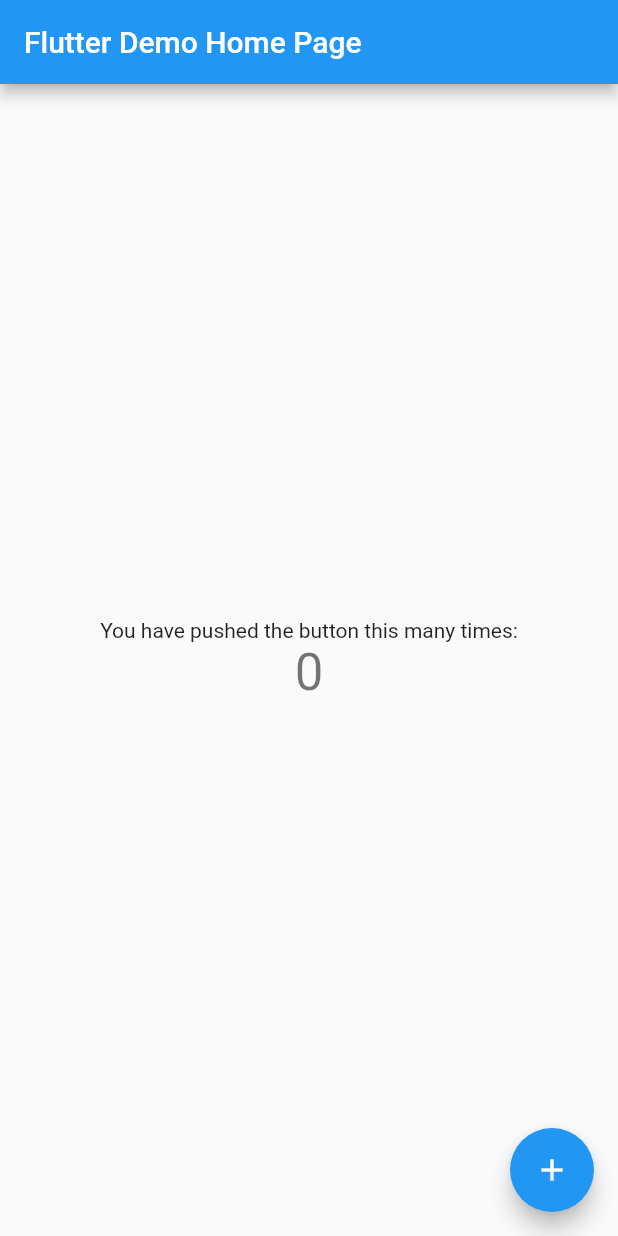
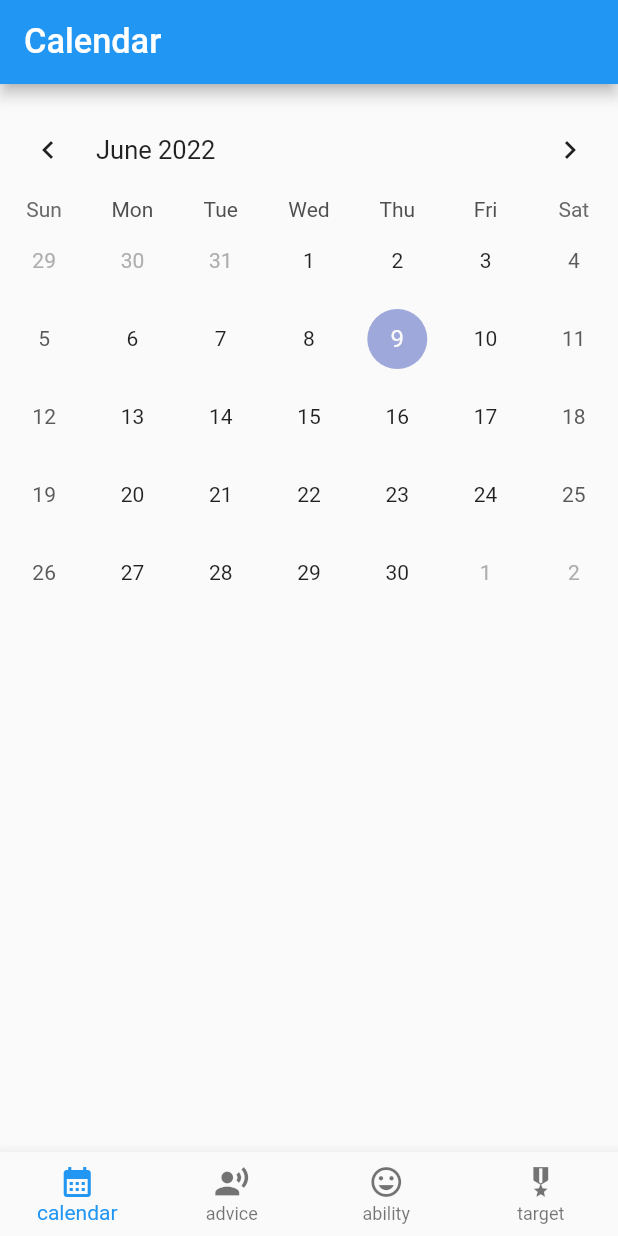
Before and after one commit to solevin/training_note, a Flutter app: the screen it shows after launch, on a phone screen of 412 x 824 dp. Run offline on Flutter 3.47's test engine with Material 2 defaults, Android fonts, the phone set to English and light mode, and no system bars; drawn by our look-alikes of table_calendar; our stand-ins replace flutter_screenutil, hooks_riverpod.

Commit message:
#1:各ページの作成

```diff
--- /dev/null
+++ b/lib/ability/ability_page.dart
@@ -0,0 +1,9 @@
+import 'package:flutter/material.dart';
+import 'package:flutter_screenutil/flutter_screenutil.dart';
+
+Widget abilityPage() {
+  return Padding(
+    padding: EdgeInsets.fromLTRB(0, 10.h, 0, 0),
+    child: Container(),
+  );
+}
--- /dev/null
+++ b/lib/advice/advice_page.dart
@@ -0,0 +1,9 @@
+import 'package:flutter/material.dart';
+import 'package:flutter_screenutil/flutter_screenutil.dart';
+
+Widget advicePage() {
+  return Padding(
+    padding: EdgeInsets.fromLTRB(0, 10.h, 0, 0),
+    child: Container(),
+  );
+}
--- /dev/null
+++ b/lib/calendar/calendar.dart
@@ -0,0 +1,22 @@
+import 'package:flutter/material.dart';
+import 'package:flutter_screenutil/flutter_screenutil.dart';
+import 'package:table_calendar/table_calendar.dart';
+
+Widget calendarPage() {
+  DateTime focusedDay = DateTime.now();
+  return Column(
+    children: [
+      Padding(
+        padding: EdgeInsets.fromLTRB(0, 10.h, 0, 0),
+        child: TableCalendar(
+          firstDay: DateTime.utc(2020, 1, 1),
+          lastDay: DateTime.utc(2050, 12, 31),
+          focusedDay: focusedDay,
+          headerStyle: const HeaderStyle(
+            formatButtonVisible: false,
+          ),
+        ),
+      ),
+    ],
+  );
+}
--- /dev/null
+++ b/lib/home/home_page.dart
@@ -0,0 +1,66 @@
+import 'package:flutter/material.dart';
+import 'package:flutter_screenutil/flutter_screenutil.dart';
+import 'package:table_calendar/table_calendar.dart';
+import 'package:training_note/ability/ability_page.dart';
+import 'package:training_note/advice/advice_page.dart';
+import 'package:training_note/calendar/calendar.dart';
+import 'package:training_note/target/target_page.dart';
+import 'package:hooks_riverpod/hooks_riverpod.dart';
+
+final indexProvider = StateProvider<int>((ref) => 0);
+
+class HomePage extends HookConsumerWidget {
+  static Route<dynamic> route() {
+    return MaterialPageRoute<dynamic>(
+      builder: (_) => const HomePage(),
+    );
+  }
+
+  const HomePage({Key? key}) : super(key: key);
+  @override
+  Widget build(BuildContext context, WidgetRef ref) {
+    DateTime focusedDay = DateTime.now();
+    final int count = ref.watch(indexProvider);
+    final List<Widget> pages = [
+      calendarPage(),
+      advicePage(),
+      abilityPage(),
+      targetPage()
+    ];
+    final List<String> titles = ['Calendar', 'Advice', 'Ability', 'Target'];
+    return Scaffold(
+      appBar: AppBar(
+        title: Text(
+          titles[count],
+          style: TextStyle(fontSize: 20.sp),
+        ),
+      ),
+      body: pages[count],
+      bottomNavigationBar: BottomNavigationBar(
+        type: BottomNavigationBarType.fixed,
+        items: const [
+          BottomNavigationBarItem(
+            icon: Icon(Icons.calendar_month),
+            label: 'calendar',
+          ),
+          BottomNavigationBarItem(
+            icon: Icon(Icons.record_voice_over),
+            label: 'advice',
+          ),
+          BottomNavigationBarItem(
+            icon: Icon(Icons.tag_faces),
+            label: 'ability',
+          ),
+          BottomNavigationBarItem(
+            icon: Icon(Icons.military_tech),
+            label: 'target',
+          )
+        ],
+        onTap: (int index) {
+          ref.read(indexProvider.notifier).state = index;
+        },
+        currentIndex: count,
+      ),
+    );
+  }
+}
--- a/lib/main.dart
+++ b/lib/main.dart
@@ -1,115 +1,29 @@
 import 'package:flutter/material.dart';
+import 'package:training_note/home/home_page.dart';
+import 'package:flutter_screenutil/flutter_screenutil.dart';
+import 'package:hooks_riverpod/hooks_riverpod.dart';
 
-void main() {
-  runApp(const MyApp());
+void main() async {
+  runApp(ProviderScope(child: MyApp()));
 }
 
 class MyApp extends StatelessWidget {
   const MyApp({Key? key}) : super(key: key);
 
-  // This widget is the root of your application.
   @override
   Widget build(BuildContext context) {
-    return MaterialApp(
-      title: 'Flutter Demo',
-      theme: ThemeData(
-        // This is the theme of your application.
-        //
-        // Try running your application with "flutter run". You'll see the
-        // application has a blue toolbar. Then, without quitting the app, try
-        // changing the primarySwatch below to Colors.green and then invoke
-        // "hot reload" (press "r" in the console where you ran "flutter run",
-        // or simply save your changes to "hot reload" in a Flutter IDE).
-        // Notice that the counter didn't reset back to zero; the application
-        // is not restarted.
-        primarySwatch: Colors.blue,
-      ),
-      home: const MyHomePage(title: 'Flutter Demo Home Page'),
-    );
+    return ScreenUtilInit(builder: (context, child) {
+      return MaterialApp(
+        title: 'Race Simulator',
+        theme: ThemeData(
+          primarySwatch: Colors.blue,
+        ),
+        darkTheme: ThemeData.dark(),
+        initialRoute: '/',
+        routes: <String, WidgetBuilder>{
+          '/': (BuildContext context) => HomePage(),
+        },
+      );
+    });
   }
 }
-
-class MyHomePage extends StatefulWidget {
-  const MyHomePage({Key? key, required this.title}) : super(key: key);
-
-  // This widget is the home page of your application. It is stateful, meaning
-  // that it has a State object (defined below) that contains fields that affect
-  // how it looks.
-
-  // This class is the configuration for the state. It holds the values (in this
-  // case the title) provided by the parent (in this case the App widget) and
-  // used by the build method of the State. Fields in a Widget subclass are
-  // always marked "final".
-
-  final String title;
-
-  @override
-  State<MyHomePage> createState() => _MyHomePageState();
-}
-
-class _MyHomePageState extends State<MyHomePage> {
-  int _counter = 0;
-
-  void _incrementCounter() {
-    setState(() {
-      // This call to setState tells the Flutter framework that something has
-      // changed in this State, which causes it to rerun the build method below
-      // so that the display can reflect the updated values. If we changed
-      // _counter without calling setState(), then the build method would not be
-      // called again, and so nothing would appear to happen.
-      _counter++;
-    });
-  }
-
-  @override
-  Widget build(BuildContext context) {
-    // This method is rerun every time setState is called, for instance as done
-    // by the _incrementCounter method above.
-    //
-    // The Flutter framework has been optimized to make rerunning build methods
-    // fast, so that you can just rebuild anything that needs updating rather
-    // than having to individually change instances of widgets.
-    return Scaffold(
-      appBar: AppBar(
-        // Here we take the value from the MyHomePage object that was created by
-        // the App.build method, and use it to set our appbar title.
-        title: Text(widget.title),
-      ),
-      body: Center(
-        // Center is a layout widget. It takes a single child and positions it
-        // in the middle of the parent.
-        child: Column(
-          // Column is also a layout widget. It takes a list of children and
-          // arranges them vertically. By default, it sizes itself to fit its
-          // children horizontally, and tries to be as tall as its parent.
-          //
-          // Invoke "debug painting" (press "p" in the console, choose the
-          // "Toggle Debug Paint" action from the Flutter Inspector in Android
-          // Studio, or the "Toggle Debug Paint" command in Visual Studio Code)
-          // to see the wireframe for each widget.
-          //
-          // Column has various properties to control how it sizes itself and
-          // how it positions its children. Here we use mainAxisAlignment to
-          // center the children vertically; the main axis here is the vertical
-          // axis because Columns are vertical (the cross axis would be
-          // horizontal).
-          mainAxisAlignment: MainAxisAlignment.center,
-          children: <Widget>[
-            const Text(
-              'You have pushed the button this many times:',
-            ),
-            Text(
-              '$_counter',
-              style: Theme.of(context).textTheme.headline4,
-            ),
-          ],
-        ),
-      ),
-      floatingActionButton: FloatingActionButton(
-        onPressed: _incrementCounter,
-        tooltip: 'Increment',
-        child: const Icon(Icons.add),
-      ), // This trailing comma makes auto-formatting nicer for build methods.
-    );
-  }
-}
--- /dev/null
+++ b/lib/target/target_page.dart
@@ -0,0 +1,9 @@
+import 'package:flutter/material.dart';
+import 'package:flutter_screenutil/flutter_screenutil.dart';
+
+Widget targetPage() {
+  return Padding(
+    padding: EdgeInsets.fromLTRB(0, 10.h, 0, 0),
+    child: Container(),
+  );
+}
--- a/pubspec.yaml
+++ b/pubspec.yaml
@@ -34,6 +34,9 @@ dependencies:
   # The following adds the Cupertino Icons font to your application.
   # Use with the CupertinoIcons class for iOS style icons.
   cupertino_icons: ^1.0.2
+  flutter_screenutil: ^5.5.3+2
+  hooks_riverpod: ^1.0.4
+  table_calendar: ^3.0.6
 
 dev_dependencies:
   flutter_test:
```
Also changed, not shown: pubspec.lock.
